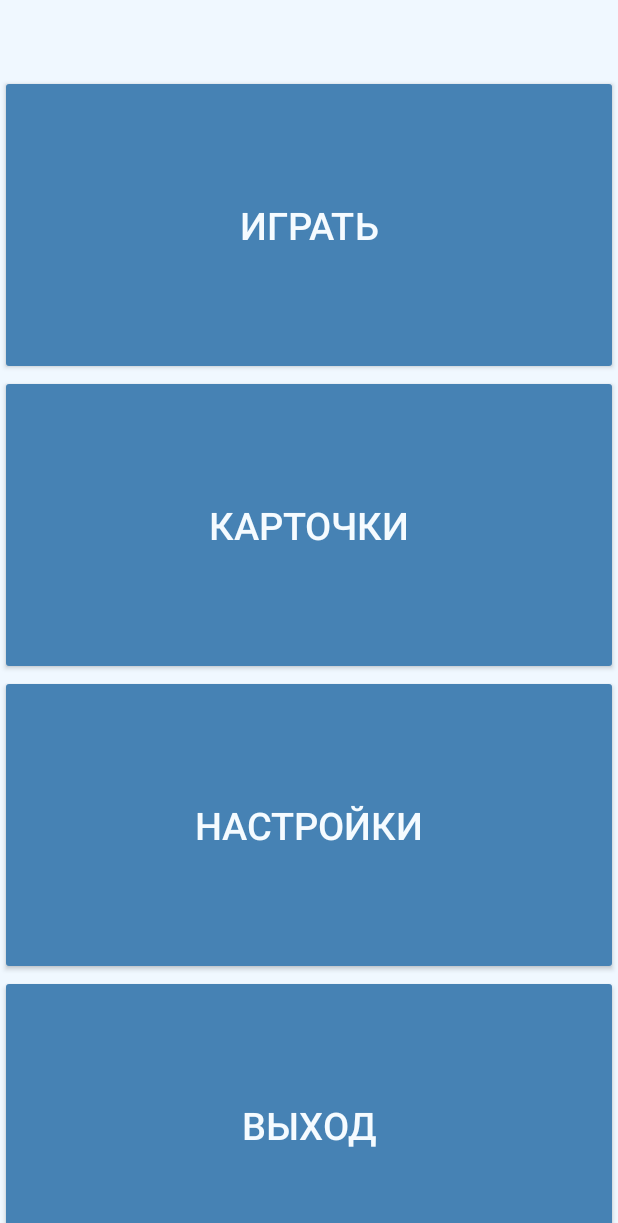
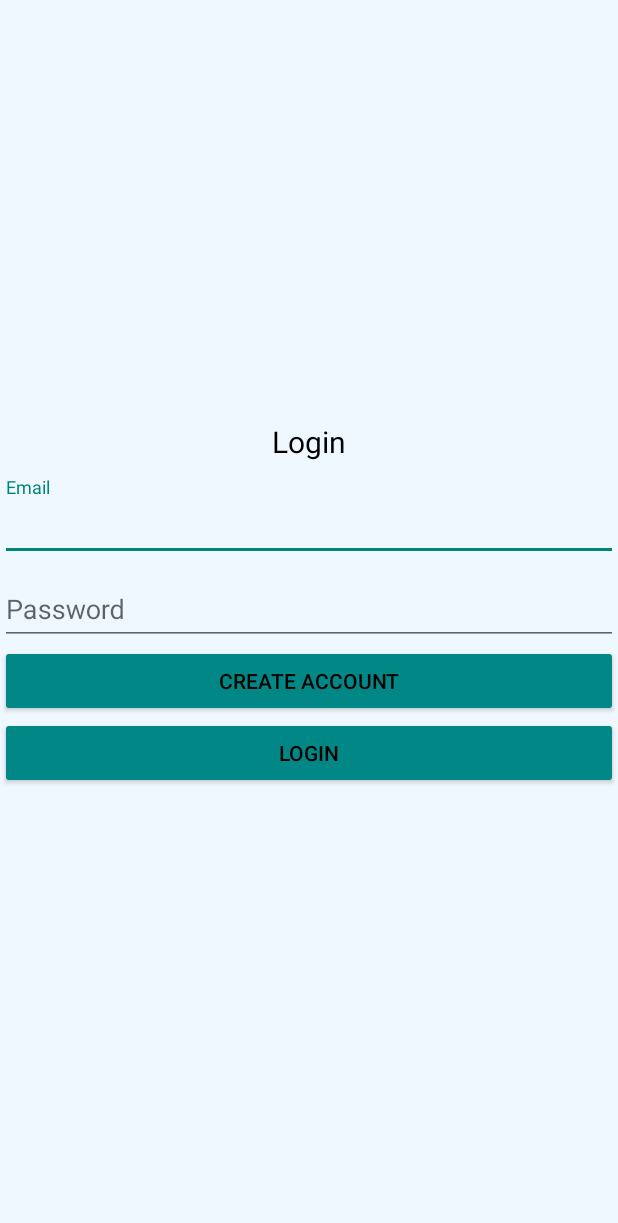
Before and after one commit to Densi88/SmartCards, an Android app built with Jetpack Compose: the screen it shows after launch (MainActivity before the commit, LoginActivity after it), on a phone screen of 412 x 824 dp, the part 13-1236 px from its top. Run offline under Robolectric (Android 15) with nearby library versions, the phone set to English and light mode, and no system bars.

Commit message:
add login

```diff
--- /dev/null
+++ b/app/src/main/java/com/example/smart_cards/LoginActivity.kt
@@ -0,0 +1,101 @@
+package com.example.smart_cards
+
+import android.content.Intent
+import android.os.Bundle
+import android.widget.Button
+import android.widget.Toast
+import androidx.appcompat.app.AppCompatActivity
+import com.example.smart_cards.db.dbAdapter
+import com.example.smart_cards.models.UserModel
+import com.google.android.material.textfield.TextInputEditText
+import java.security.MessageDigest
+
+
+class LoginActivity: AppCompatActivity() {
+    private lateinit var loginButton: Button
+    private lateinit var registerButton: Button
+
+    private var login: Boolean=false
+
+    private lateinit var emailInput: TextInputEditText
+    private lateinit var passwordInput: TextInputEditText
+
+    override fun onCreate(savedInstanceState: Bundle?) {
+        super.onCreate(savedInstanceState)
+        setContentView(R.layout.login_layout)
+        dbAdapter.init(applicationContext)
+
+        initButtons()
+        setListeners()
+
+
+    }
+    private fun initButtons(){
+        loginButton=findViewById<Button>(R.id.login_button)
+        registerButton=findViewById<Button>(R.id.register_button)
+        emailInput=findViewById<TextInputEditText>(R.id.email_input)
+        passwordInput=findViewById<TextInputEditText>(R.id.password_input)
+    }
+
+    private fun setListeners(){
+        loginButton.setOnClickListener {
+            login()
+
+        }
+        registerButton.setOnClickListener {
+            val intent = Intent(this, RegisterActivity::class.java)
+            startActivity(intent)
+
+        }
+    }
+    private fun login(){
+        val email = emailInput.text.toString().trim()
+        val password = passwordInput.text.toString().trim()
+        val hash=simpleHash(password)
+        val user=authenticateUser(email, hash)
+        if(user==null){
+            Toast.makeText(this, "Неверный email или пароль", Toast.LENGTH_SHORT).show()
+        }
+        else{
+            startMainActivity()
+        }
+    }
+
+    private fun authenticateUser(email: String, hash_password: String): UserModel? {
+        val dbHelper = dbAdapter.getDbHelper()
+        val db = dbHelper.readableDatabase
+
+        // Пример SQL запроса
+        val query = """
+            SELECT login, username
+            FROM user
+            WHERE login = ? AND hash_password = ?
+        """.trimIndent()
+
+        val cursor = db.rawQuery(query, arrayOf(email, hash_password))
+
+        return if (cursor.moveToFirst()) {
+            val userEmail = cursor.getString(cursor.getColumnIndexOrThrow("login"))
+            val username = cursor.getString(cursor.getColumnIndexOrThrow("username"))
+
+            cursor.close()
+            UserModel(userEmail, username)
+        } else {
+            cursor.close()
+            null
+        }
+    }
+
+    private fun simpleHash(password: String): String {
+        val bytes = password.toByteArray()
+        val md = MessageDigest.getInstance("SHA-256")
+        val digest = md.digest(bytes)
+        return digest.joinToString("") { "%02x".format(it) }
+    }
+
+    private fun startMainActivity(){
+        val intent = Intent(this, MainActivity::class.java)
+        startActivity(intent)
+    }
+
+}
--- a/app/src/main/java/com/example/smart_cards/MainActivity.kt
+++ b/app/src/main/java/com/example/smart_cards/MainActivity.kt
@@ -21,7 +21,6 @@ class MainActivity : ComponentActivity() {
         setContentView(R.layout.main_activity)
         findObjects()
         setListeners()
-        dbAdapter.init(applicationContext)
     }
     private fun setListeners(){
         enterButton.setOnClickListener {
--- a/app/src/main/java/com/example/smart_cards/ProfileFragment.kt
+++ b/app/src/main/java/com/example/smart_cards/ProfileFragment.kt
@@ -15,9 +15,9 @@ class ProfileFragment: Fragment() {
     override fun onViewCreated(view: View, savedInstanceState: Bundle?) {
         super.onViewCreated(view, savedInstanceState)
         view.findViewById<TextView>(R.id.username).text = userViewModel.userName
-        view.findViewById<TextView>(R.id.levelText).text = "Уровень ${userViewModel.userLevel}"
-        view.findViewById<TextView>(R.id.streakText).text = userViewModel.streakDays.toString()
-        view.findViewById<TextView>(R.id.experienceText).text = userViewModel.experience.toString()
+        //view.findViewById<TextView>(R.id.levelText).text = "Уровень ${userViewModel.userLevel}"
+        //view.findViewById<TextView>(R.id.streakText).text = userViewModel.streakDays.toString()
+        //view.findViewById<TextView>(R.id.experienceText).text = userViewModel.experience.toString()
     }
     override fun onCreateView(
         inflater: LayoutInflater,
--- a/app/src/main/java/com/example/smart_cards/models/Level.kt
+++ b/app/src/main/java/com/example/smart_cards/models/Level.kt
@@ -1,4 +1,4 @@
 package com.example.smart_cards.models
 
-data class Level(val number:Int, val title: String) {
+data class Level(val number: String) {
 }
--- a/app/src/main/res/layout/login_layout.xml
+++ b/app/src/main/res/layout/login_layout.xml
@@ -2,6 +2,57 @@
 <LinearLayout xmlns:android="http://schemas.android.com/apk/res/android"
     android:orientation="vertical"
     android:layout_width="match_parent"
-    android:layout_height="match_parent">
+    android:layout_height="match_parent"
+    android:gravity="center"
+    android:background="@color/background"
+    >
 
+    <TextView
+        android:id="@+id/textView"
+        android:layout_width="match_parent"
+        android:layout_height="wrap_content"
+        android:layout_marginBottom="10dp"
+        android:text="Login"
+        android:textAlignment="center"
+        android:textColor="@color/black"
+        android:textSize="20sp" />
+
+    <com.google.android.material.textfield.TextInputLayout
+        android:layout_width="match_parent"
+        android:layout_height="wrap_content">
+
+        <com.google.android.material.textfield.TextInputEditText
+            android:id="@+id/email_input"
+            android:layout_width="match_parent"
+            android:layout_height="wrap_content"
+            android:hint="Email" />
+    </com.google.android.material.textfield.TextInputLayout>
+
+    <com.google.android.material.textfield.TextInputLayout
+        android:layout_width="match_parent"
+        android:layout_height="wrap_content">
+
+        <com.google.android.material.textfield.TextInputEditText
+            android:id="@+id/password_input"
+            android:layout_width="match_parent"
+            android:layout_height="wrap_content"
+            android:hint="Password" />
+    </com.google.android.material.textfield.TextInputLayout>
+
+    <Button
+        android:id="@+id/register_button"
+        android:layout_width="match_parent"
+        android:layout_height="wrap_content"
+        android:text="Create account"
+        android:textColor="@color/black"
+        android:backgroundTint="@color/teal_700"/>
+
+    <Button
+        android:id="@+id/login_button"
+        android:layout_width="match_parent"
+        android:layout_height="wrap_content"
+        android:text="login"
+        android:textColor="@color/black"
+        android:backgroundTint="@color/teal_700"
+        />
 </LinearLayout>
--- a/app/src/main/res/layout/registration_layout.xml
+++ b/app/src/main/res/layout/registration_layout.xml
@@ -23,6 +23,7 @@
         android:layout_height="wrap_content">
 
         <com.google.android.material.textfield.TextInputEditText
+            android:id="@+id/name_input_reg"
             android:layout_width="match_parent"
             android:layout_height="wrap_content"
             android:hint="Name" />
@@ -33,6 +34,7 @@
         android:layout_height="wrap_content">
 
         <com.google.android.material.textfield.TextInputEditText
+            android:id="@+id/email_input_reg"
             android:layout_width="match_parent"
             android:layout_height="wrap_content"
             android:hint="Email" />
@@ -43,12 +45,14 @@
         android:layout_height="wrap_content">
 
         <com.google.android.material.textfield.TextInputEditText
+            android:id="@+id/password_input_reg"
             android:layout_width="match_parent"
             android:layout_height="wrap_content"
             android:hint="Password" />
     </com.google.android.material.textfield.TextInputLayout>
 
     <Button
+        android:id="@+id/button_reg"
         android:layout_width="match_parent"
         android:layout_height="wrap_content"
         android:text="Create account"
```
Also changed, not shown: app/src/main/AndroidManifest.xml (+18 -12 lines), app/src/main/java/com/example/smart_cards/LevelAdapter.kt (+8 -3 lines), app/src/main/java/com/example/smart_cards/RegisterActivity.kt (added, +63 -0 lines), app/src/main/java/com/example/smart_cards/models/UserModel.kt (+2 -5 lines).
